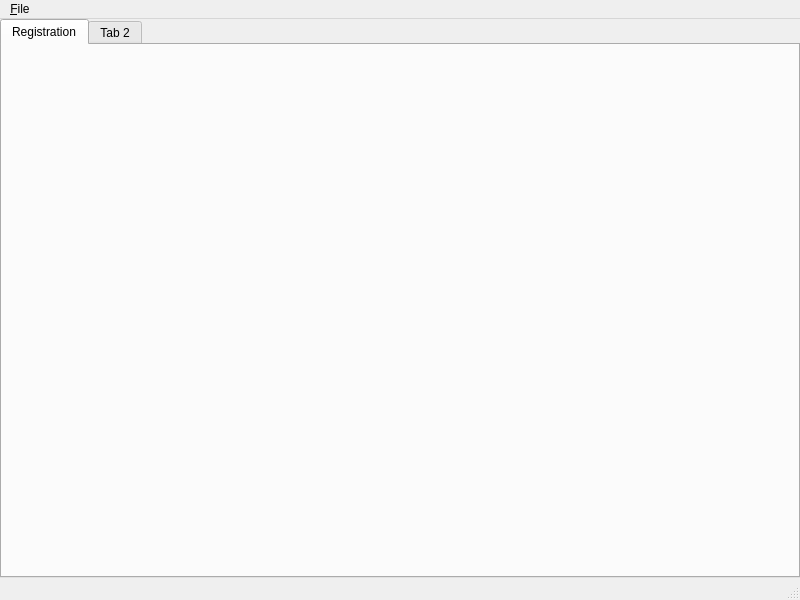
This is MainWindow.ui in LeStahL/qFES as Qt 5 draws it before an edit. The edited form follows.
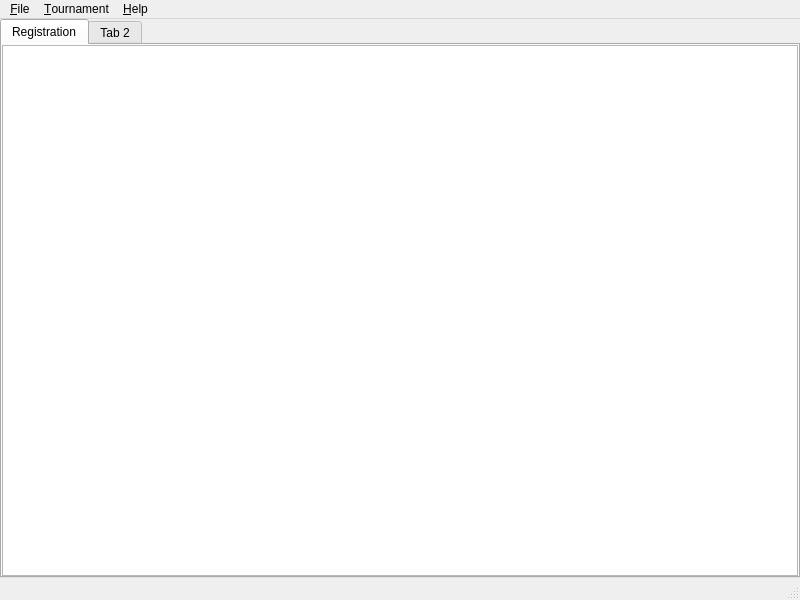
This is the edited form.

Commit message:
added class for registration entries
	modified:   ../CMakeLists.txt
	modified:   ../MainWindow.ui
	new file:   ../RegistrationEntry.cpp
	new file:   ../RegistrationEntry.h

```diff
--- a/MainWindow.ui
+++ b/MainWindow.ui
@@ -36,6 +36,23 @@
        <attribute name="title">
         <string>Registration</string>
        </attribute>
+       <layout class="QVBoxLayout" name="verticalLayout_2">
+        <property name="leftMargin">
+         <number>0</number>
+        </property>
+        <property name="topMargin">
+         <number>0</number>
+        </property>
+        <property name="rightMargin">
+         <number>0</number>
+        </property>
+        <property name="bottomMargin">
+         <number>0</number>
+        </property>
+        <item>
+         <widget class="QGraphicsView" name="graphicsView"/>
+        </item>
+       </layout>
       </widget>
       <widget class="QWidget" name="tab_2">
        <attribute name="title">
@@ -67,7 +84,21 @@
     <addaction name="separator"/>
     <addaction name="action_Quit"/>
    </widget>
+   <widget class="QMenu" name="menu_Tournament">
+    <property name="title">
+     <string>&amp;Tournament</string>
+    </property>
+    <addaction name="action_Settings"/>
+   </widget>
+   <widget class="QMenu" name="menu_Help">
+    <property name="title">
+     <string>&amp;Help</string>
+    </property>
+    <addaction name="action_About"/>
+   </widget>
    <addaction name="menu_File"/>
+   <addaction name="menu_Tournament"/>
+   <addaction name="menu_Help"/>
   </widget>
   <widget class="QStatusBar" name="statusbar"/>
   <action name="action_New_Tournament">
```
Left out of the diff: 10 changed lines with no effect on the pictures. The commit also changes 3 other files.
